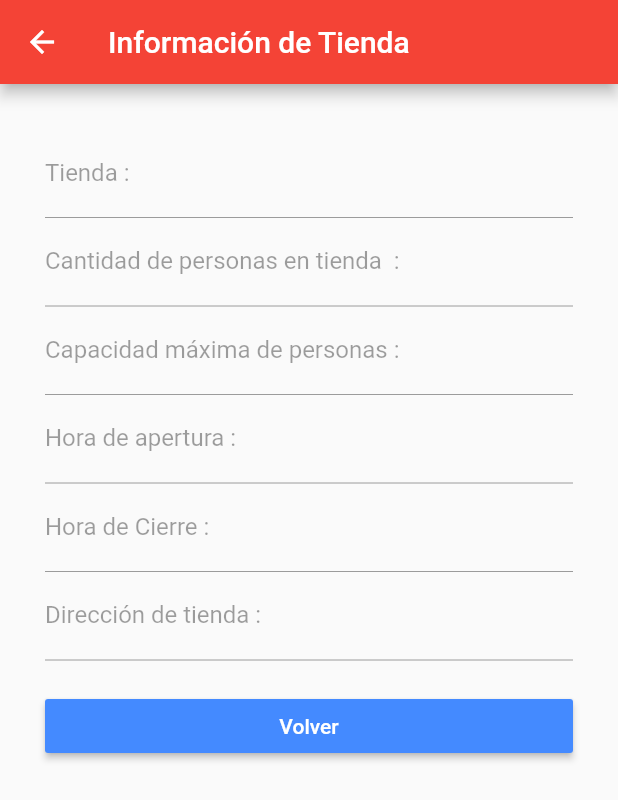
After one commit to Fuenzalida97/AforoFlutter, a Flutter app: the screen it shows once a user with an empty profile is signed in, after a tap on the "add" icon, on a phone screen of 412 x 824 dp. The commit adds this screen. Shown: the top 800 px of the screen. Run offline on Flutter 3.47's test engine with Material 2 defaults, Android fonts, the phone set to English and light mode, and no system bars; our stand-ins replace cloud_firestore, firebase_auth, firebase_core; accounts and stored records are empty.

Commit message:
login y listview funcionando

```diff
--- a/lib/main.dart
+++ b/lib/main.dart
@@ -1,5 +1,3 @@
-import 'package:aforo_app/screens/Authentication/authentication.dart';
-import 'package:aforo_app/screens/Authentication/login.dart';
 import 'package:aforo_app/screens/wrapper.dart';
 import 'package:aforo_app/services/authentication_services/auth_services.dart';
 import 'package:firebase_auth/firebase_auth.dart';
@@ -7,13 +5,14 @@ import 'package:firebase_core/firebase_core.dart';
 import 'package:flutter/material.dart';
 import 'package:provider/provider.dart';
 
-void main() => runApp(MyApp());
+void main() async  => runApp(MyApp());
 
 class MyApp extends StatelessWidget {
   @override
   Widget build(BuildContext context) {
     final _init = Firebase.initializeApp();
-    return FutureBuilder(
+    return MaterialApp(
+        home: FutureBuilder(
         future: _init,
         builder: (context, snapshot){
           if(snapshot.hasError){
@@ -37,7 +36,9 @@ class MyApp extends StatelessWidget {
           }else{
             return Loading();
           }
-        });
+        }
+        )
+    );
   }
 }
 
@@ -49,7 +50,7 @@ class ErrorWidget extends StatelessWidget {
         child: Column(
         children: [
           Icon(Icons.error),
-          Text("Something went wrong !")
+          Text("Algo salió mal !")
         ]
         )
       ),
--- /dev/null
+++ b/lib/models/store.dart
@@ -0,0 +1,36 @@
+import 'package:flutter/material.dart';
+
+class Store {
+  final String storeId;
+  final String nombre;
+  final int actual;
+  final int capacidad;
+  final String horaInicio;
+  final String horaCierre;
+  final String direccion;
+
+  Store({@required this.storeId, this.nombre, this.actual, this.capacidad, this.horaInicio, this.horaCierre, this.direccion});
+
+  factory Store.fromJson(Map<String, dynamic> json){
+    return Store(
+      storeId: json['storeId'],
+      nombre: json['nombre'],
+      actual: json['actual'],
+      capacidad: json['capacidad'],
+      horaInicio: json['horaInicio'],
+      horaCierre: json['horaCierre'],
+      direccion: json['direccion']
+    );
+  }
+  Map<String, dynamic> toMap(){
+    return{
+      'storeId': storeId,
+      'nombre': nombre,
+      'actual': actual,
+      'capacidad': capacidad,
+      'horaInicio': horaInicio,
+      'horaCierre': horaCierre,
+      'direccion': direccion
+    };
+  }
+}
--- /dev/null
+++ b/lib/models/user.dart
@@ -0,0 +1,20 @@
+class User {
+  final String id;
+  final String email;
+  final String role;
+
+  User({this.id, this.email, this.role});
+
+  User.fromData(Map<String, dynamic> data)
+    : id = data['id'],
+        email = data['email'],
+        role = data['role'];
+
+    Map<String, dynamic> toJson(){
+      return{
+        'id': id,
+        'email': email,
+        'role': role,
+      };
+    }
+}
--- a/lib/screens/Authentication/login.dart
+++ b/lib/screens/Authentication/login.dart
@@ -33,7 +33,10 @@ class _LoginState extends State<Login> {
   @override
   Widget build(BuildContext context) {
     final loginProvider = Provider.of<AuthServices>(context);
-    return Scaffold(
+    return ChangeNotifierProvider(
+      create: (context) => AuthServices(),
+      child: MaterialApp(
+      home: Scaffold(
       body: SafeArea(
       child: SingleChildScrollView(
       child: Padding(
@@ -147,6 +150,9 @@ class _LoginState extends State<Login> {
     ),
     ),
     )
+    ),
+      ),
     );
+
   }
 }
--- a/lib/screens/Authentication/register.dart
+++ b/lib/screens/Authentication/register.dart
@@ -31,6 +31,7 @@ class _RegisterState extends State<Register> {
 
   @override
   Widget build(BuildContext context) {
+
     final loginProvider = Provider.of<AuthServices>(context);
     return Scaffold(
         body: SafeArea(
--- /dev/null
+++ b/lib/screens/Store/store.dart
@@ -0,0 +1,161 @@
+import 'dart:ffi';
+
+import 'package:aforo_app/models/store.dart';
+import 'package:aforo_app/services/authentication_services/auth_services.dart';
+import 'package:flutter/foundation.dart';
+import 'package:flutter/material.dart';
+import 'package:flutter/services.dart';
+import 'package:provider/provider.dart';
+
+class StoreScreen extends StatefulWidget {
+  final Store store;
+  StoreScreen({this.store});
+
+  @override
+  _StoreScreenState createState() => _StoreScreenState();
+}
+
+class _StoreScreenState extends State<StoreScreen> {
+
+  final nombreController = TextEditingController();
+  final actualController = TextEditingController();
+  final capacidadController = TextEditingController();
+  final horaInicioController = TextEditingController();
+  final horaCierreController = TextEditingController();
+  final direccionController = TextEditingController();
+
+
+  @override
+  void dispose() {
+    nombreController.dispose();
+    actualController.dispose();
+    capacidadController.dispose();
+    horaInicioController.dispose();
+    horaCierreController.dispose();
+    direccionController.dispose();
+    super.dispose();
+  }
+
+  @override
+  void initState() {
+    final storeProvider = Provider.of<AuthServices>(context, listen: false);
+    if(widget.store != null){
+      //Edit
+      nombreController.text = widget.store.nombre;
+      actualController.text = widget.store.actual.toString();
+      capacidadController.text = widget.store.capacidad.toString();
+      horaInicioController.text = widget.store.horaInicio;
+      horaCierreController.text = widget.store.horaCierre;
+      direccionController.text = widget.store.direccion;
+
+      storeProvider.loadAll(widget.store);
+    }else{
+      //Add
+      storeProvider.loadAll(null);
+    }
+    super.initState();
+  }
+
+
+
+  @override
+  Widget build(BuildContext context) {
+    final storeProvider = Provider.of<AuthServices>(context);
+    return  Scaffold(
+      appBar: AppBar(title: Text('Información de Tienda'),
+      ),
+      body: Padding(
+        padding: const EdgeInsets.all(30.0),
+        child: ListView(
+          children: [
+            TextField(
+              enabled: false,
+                decoration: InputDecoration(
+                  labelText: 'Tienda :',
+                ),
+              onChanged: (String value) => storeProvider.changeNombre = value,
+              controller: nombreController,
+            ),
+              TextField(
+                enabled: false,
+              decoration: InputDecoration(
+                labelText: 'Cantidad de personas en tienda  :',
+              ),
+                inputFormatters: <TextInputFormatter>[
+                  FilteringTextInputFormatter.allow(RegExp(r'[0-9]')),
+                ],
+              keyboardType: TextInputType.number,
+              controller: actualController,
+              onChanged: (String value) => storeProvider.changeActual = value as int,
+            ),
+
+            TextField(
+              enabled: false,
+              decoration: InputDecoration(
+                labelText: 'Capacidad máxima de personas :',
+              ),
+              inputFormatters: <TextInputFormatter>[
+                FilteringTextInputFormatter.allow(RegExp(r'[0-9]')),
+              ],
+              keyboardType: TextInputType.number,
+              controller: capacidadController,
+              onChanged: (String value) => storeProvider.changeActual = value as int,
+            ),
+            TextField(
+              enabled: false,
+              decoration: InputDecoration(
+                labelText: 'Hora de apertura :',
+              ),
+              onChanged: (String value) => storeProvider.changeHoraInicio = value,
+              controller: horaInicioController,
+            ),
+            TextField(
+              enabled: false,
+              decoration: InputDecoration(
+                labelText: 'Hora de Cierre :',
+              ),
+              onChanged: (String value) => storeProvider.changeHoraCierre = value,
+              controller: horaCierreController,
+            ),
+            TextField(
+              enabled: false,
+              decoration: InputDecoration(
+                labelText: 'Dirección de tienda :',
+              ),
+              onChanged: (String value) => storeProvider.changeDireccion = value,
+              controller: direccionController,
+            ),
+            SizedBox(height: 20),
+            RaisedButton(
+              color: Colors.blueAccent,
+              child: Text('Volver', style: TextStyle(color: Colors.white),),
+              onPressed: (){
+                Navigator.of(context).pop();
+              },
+            ),
+            /*
+            RaisedButton(
+              color: Colors.blueAccent,
+              child: Text('Save', style: TextStyle(color: Colors.white),),
+              onPressed: (){
+                storeProvider.saveStore();
+                Navigator.of(context).pop();
+              },
+            ),
+
+            (widget.store != null) ?
+            RaisedButton(
+              color: Colors.red,
+              child: Text('Delete', style: TextStyle(color: Colors.white),),
+              onPressed: (){
+                storeProvider.removeStore(widget.store.storeId);
+                Navigator.of(context).pop();
+              },
+            ):Container(),
+            */
+          ],
+        ),
+      ),
+    );
+  }
+}
--- a/lib/screens/homeScreens/home_screen.dart
+++ b/lib/screens/homeScreens/home_screen.dart
@@ -1,3 +1,5 @@
+import 'package:aforo_app/models/store.dart';
+import 'package:aforo_app/screens/Store/store.dart';
 import 'package:aforo_app/services/authentication_services/auth_services.dart';
 import 'package:flutter/material.dart';
 import 'package:provider/provider.dart';
@@ -8,14 +10,41 @@ class HomeScreen extends StatelessWidget {
     final loginProvider = Provider.of<AuthServices>(context);
     return Scaffold(
       appBar: AppBar(
-        title: Text("Aforo App"),
+        title: Text("Aforo Tiendas"),
         actions:[
           IconButton(
             icon:Icon(Icons.exit_to_app),
             onPressed: () async => await loginProvider.logout(),
           )
         ],
-      )
+      ),
+      body: Padding(
+        padding: const EdgeInsets.all(15.0),
+        child: StreamBuilder<List<Store>>(
+          stream: loginProvider.stores,
+          builder: (context, snapshot){
+            return ListView.builder(
+                itemCount: snapshot.data?.length ?? 0,
+                itemBuilder: (context, index){
+                  return ListTile(
+                    trailing:
+                    Icon(Icons.add, color: Colors.redAccent),
+                    title: Text(snapshot.data[index].nombre
+                    ),
+                    onTap:(){
+                      Navigator.of(context).push(MaterialPageRoute(builder: (context) => StoreScreen(store: snapshot.data[index])));
+                    }
+                  );
+                });
+          },
+        ),
+      ),
+      floatingActionButton: FloatingActionButton(
+        child: Icon(Icons.add),
+        onPressed: (){
+          Navigator.of(context).push(MaterialPageRoute(builder: (context)=> StoreScreen()));
+        },
+      ),
     );
   }
 }
--- a/lib/services/authentication_services/auth_services.dart
+++ b/lib/services/authentication_services/auth_services.dart
@@ -2,6 +2,9 @@ import 'dart:io';
 
 import 'package:firebase_auth/firebase_auth.dart';
 import 'package:flutter/cupertino.dart';
+import 'package:aforo_app/models/store.dart';
+import 'package:aforo_app/services/firestore_service.dart';
+import 'package:uuid/uuid.dart';
 
 class AuthServices with ChangeNotifier{
   bool _isLoading = false;
@@ -9,6 +12,18 @@ class AuthServices with ChangeNotifier{
   bool get isLoading => _isLoading;
   String get errorMessage => _errorMessage;
   FirebaseAuth firebaseAuth = FirebaseAuth.instance;
+
+  String _selectedRole = 'Select a user role';
+  String get selectedRole => _selectedRole;
+
+
+
+
+  void setSelectedRole(String role){
+    _selectedRole = role;
+    notifyListeners();
+  }
+
 
   Future register(String email, String password) async{
     try {
@@ -94,4 +109,96 @@ class AuthServices with ChangeNotifier{
   }
 
   Stream<User> get user => firebaseAuth.authStateChanges();
+
+
+
+
+
+
+
+
+
+  final firestoreService = FirestoreService();
+  String _storeId;
+  String _nombre;
+  int _actual;
+  int _capacidad;
+  String _horaInicio;
+  String _horaCierre;
+  String _direccion;
+
+  var uuid = Uuid();
+
+  //Getters
+  String get nombre => _nombre;
+  int get actual => _actual;
+  int get capacidad => _capacidad;
+  String get horaInicio => _horaInicio;
+  String get horaCierre => _horaCierre;
+  String get direccion => _direccion;
+
+  Stream<List<Store>> get stores => firestoreService.getStores();
+
+  //Setters
+  set changeNombre(String nombre){
+    _nombre = nombre;
+    notifyListeners();
+  }
+  set changeActual(int actual){
+    _actual = actual;
+    notifyListeners();
+  }
+  set changeCapacidad(int capacidad){
+    _capacidad = capacidad;
+    notifyListeners();
+  }
+  set changeHoraInicio(String horaInicio){
+    _horaInicio = horaInicio;
+    notifyListeners();
+  }
+  set changeHoraCierre(String horaCierre){
+    _horaCierre = horaCierre;
+    notifyListeners();
+  }
+  set changeDireccion(String direccion){
+    _direccion = direccion;
+    notifyListeners();
+  }
+
+  //Functions
+  loadAll(Store store){
+    if(store != null){
+      _storeId = store.storeId;
+      _nombre = store.nombre;
+      _actual = store.actual;
+      _capacidad = store.capacidad;
+      _horaInicio = store.horaInicio;
+      _horaCierre = store.horaCierre;
+      _direccion = store.direccion;
+    }else{
+      _storeId = null;
+      _nombre = null;
+      _actual = null;
+      _capacidad = null;
+      _horaInicio = null;
+      _horaCierre = null;
+      _direccion = null;
+    }
+  }
+
+  saveStore(){
+    if(_storeId == null){
+      //Add
+      var newStore = Store(storeId: uuid.v1(), nombre: _nombre, actual: _actual.hashCode, capacidad: _capacidad.hashCode, direccion: _direccion, horaInicio: _horaInicio, horaCierre: _horaCierre);
+      firestoreService.setStore(newStore);
+    }else{
+      //Edit
+      var updatedStore = Store (storeId: _storeId, nombre: _nombre, actual: _actual.hashCode, capacidad: _capacidad.hashCode, direccion: _direccion, horaInicio: _horaInicio, horaCierre: _horaCierre);
+      firestoreService.setStore(updatedStore);
+    }
+  }
+
+  removeStore(String storeId){
+    firestoreService.removeStore(storeId);
+  }
 }
--- /dev/null
+++ b/lib/services/firestore_service.dart
@@ -0,0 +1,34 @@
+import 'package:cloud_firestore/cloud_firestore.dart';
+import 'package:aforo_app/models/store.dart';
+
+class FirestoreService {
+  FirebaseFirestore _db = FirebaseFirestore.instance;
+
+  // Get Entries
+  Stream<List<Store>> getStores(){
+    return _db
+        .collection('stores')
+        .snapshots()
+        .map((snapshot)=> snapshot.docs
+        .map((doc)=> Store.fromJson(doc.data()))
+        .toList());
+  }
+
+  //Upsert
+Future<void> setStore(Store store){
+    var options = SetOptions(merge: true);
+
+    return _db
+        .collection('stores')
+        .doc(store.storeId)
+        .set(store.toMap(),options);
+}
+
+  //Delete
+  Future<void> removeStore(String storeId){
+    return _db
+        .collection('stores')
+        .doc(storeId)
+        .delete();
+  }
+}
```
Also changed, not shown: lib/providers/store_provider.dart (added, +92 -0 lines), pubspec.yaml (+7 -0 lines), pubspec.lock, 9 other files. Lines whose indentation alone changed are shown as unchanged.
